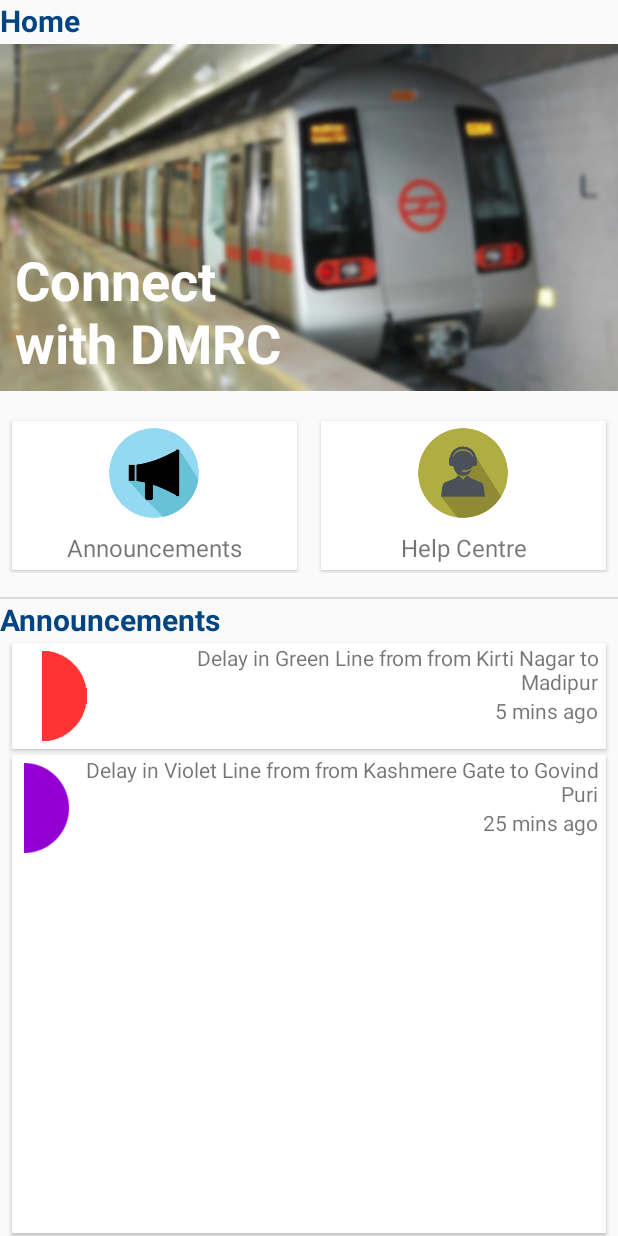
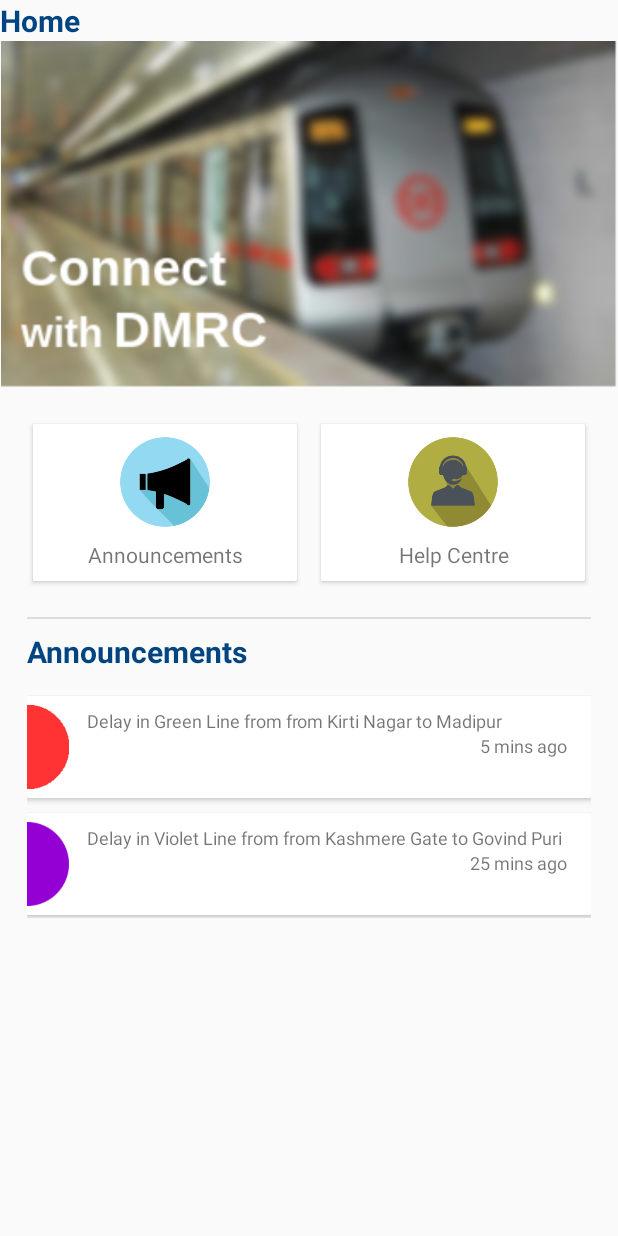
Before and after one commit to gupta-meghna64/DMRC-Connect, an Android app: the layout fragment_home.xml on its own in the app's theme, with its tools: preview values and no code run, on a phone screen of 412 x 824 dp. Run offline under Robolectric (Android 15) with nearby library versions, the phone set to English and light mode, and no system bars.

Commit message:
Home PAge layout improved

```diff
--- a/app/src/main/java/com/example/dmrcconnect/HomeFragment.java
+++ b/app/src/main/java/com/example/dmrcconnect/HomeFragment.java
@@ -4,6 +4,8 @@
 import android.view.LayoutInflater;
 import android.view.View;
 import android.view.ViewGroup;
+import android.widget.LinearLayout;
+import android.widget.TextView;
 
 import androidx.annotation.NonNull;
 import androidx.annotation.Nullable;
@@ -23,6 +25,19 @@
     @Override
     public void onViewCreated(@NonNull View view, @Nullable Bundle savedInstanceState) {
         super.onViewCreated(view, savedInstanceState);
+
+        LinearLayout actionBarLayout = getActivity().findViewById(R.id.action_bar);
+        AHBottomNavigation bottom_nav = getActivity().findViewById(R.id.bottom_navigation);
+        if(bottom_nav.getCurrentItem() == 1){
+            actionBarLayout.setVisibility(View.GONE);
+            TextView fragment_title_textview = view.findViewById(R.id.fragment_title);
+            fragment_title_textview.setVisibility(View.GONE);
+        }
+        else{
+            actionBarLayout.setVisibility(View.VISIBLE);
+        }
+
+
 
         CardView announcement_card = view.findViewById(R.id.announcement_card);
         announcement_card.setOnClickListener(new View.OnClickListener() {
--- a/app/src/main/res/layout/activity_main.xml
+++ b/app/src/main/res/layout/activity_main.xml
@@ -36,9 +36,6 @@
                 android:id="@+id/fragment_container"
                 android:layout_width="match_parent"
                 android:layout_height="wrap_content"
-                android:paddingLeft="18dp"
-                android:paddingTop="4dp"
-                android:paddingRight="18dp"
                 android:orientation="vertical"
                 android:layout_marginBottom="40dp">
 
--- a/app/src/main/res/layout/fragment_home.xml
+++ b/app/src/main/res/layout/fragment_home.xml
@@ -8,40 +8,33 @@
     <TextView
         android:layout_width="match_parent"
         android:layout_height="wrap_content"
+        android:id="@+id/fragment_title"
         android:text="Home"
         android:textStyle="bold"
         android:textColor="@color/colorPrimary"
         android:textSize="20sp" />
 
-    <RelativeLayout
+    <LinearLayout
         android:layout_width="match_parent"
-        android:layout_height="235dp">
+        android:layout_height="wrap_content"
+        android:clipToPadding="false">
 
         <ImageView
             android:id="@+id/myImageView"
-            android:layout_width="wrap_content"
-            android:layout_height="235dp"
-            android:src="@drawable/train" />
+            android:layout_width="match_parent"
+            android:layout_height="wrap_content"
+            android:adjustViewBounds="true"
+            android:src="@drawable/welcome_banner" />
 
-        <TextView
-            android:id="@+id/myImageViewText"
-            android:layout_width="200dp"
-            android:layout_height="wrap_content"
-            android:layout_alignLeft="@+id/myImageView"
-            android:layout_alignBottom="@+id/myImageView"
-            android:layout_margin="10dp"
-            android:text="Connect with DMRC"
-            android:textColor="#FFFFFF"
-            android:textSize="36sp"
-            android:textStyle="bold"
-            android:textAlignment="textStart"
-            android:layout_gravity="start" />
-    </RelativeLayout>
+    </LinearLayout>
 
     <LinearLayout
         android:layout_width="match_parent"
         android:layout_height="wrap_content"
         android:layout_marginTop="16dp"
+        android:paddingLeft="18dp"
+        android:paddingTop="4dp"
+        android:paddingRight="18dp"
         android:orientation="vertical"
         android:weightSum="1"
         android:paddingBottom="16dp">
@@ -62,10 +55,10 @@
                     android:layout_width="match_parent"
                     android:layout_height="wrap_content"
                     android:id="@+id/announcement_card"
-                    android:layout_marginLeft="8dp"
+                    android:layout_marginLeft="4dp"
                     android:layout_marginRight="8dp"
-                    android:layout_marginTop="2dp"
-                    android:layout_marginBottom="2dp"
+                    android:layout_marginTop="4dp"
+                    android:layout_marginBottom="4dp"
                     xmlns:card_view="http://schemas.android.com/apk/res-auto"
                     card_view:cardElevation="2dp"
                     card_view:cardCornerRadius="1dp"
@@ -76,7 +69,7 @@
                         android:layout_width="match_parent"
                         android:layout_height="wrap_content"
                         android:gravity="center"
-                        android:padding="4dp"
+                        android:padding="8dp"
                         android:orientation="vertical">
 
                         <ImageView
@@ -90,7 +83,8 @@
                             android:paddingTop="8dp"
                             android:textAlignment="center"
                             android:text="Announcements"
-                            android:textSize="16sp" />
+                            android:fontFamily="sans-serif"
+                            android:textSize="14sp" />
 
 
                     </LinearLayout>
@@ -109,9 +103,9 @@
                     android:layout_height="wrap_content"
                     android:id="@+id/help_centre_card"
                     android:layout_marginLeft="8dp"
-                    android:layout_marginRight="8dp"
-                    android:layout_marginTop="2dp"
-                    android:layout_marginBottom="2dp"
+                    android:layout_marginRight="4dp"
+                    android:layout_marginTop="4dp"
+                    android:layout_marginBottom="4dp"
                     xmlns:card_view="http://schemas.android.com/apk/res-auto"
                     card_view:cardElevation="2dp"
                     card_view:cardCornerRadius="1dp"
@@ -122,7 +116,7 @@
                         android:layout_width="match_parent"
                         android:layout_height="wrap_content"
                         android:gravity="center"
-                        android:padding="4dp"
+                        android:padding="8dp"
                         android:orientation="vertical">
 
                         <ImageView
@@ -135,21 +129,27 @@
                             android:layout_height="wrap_content"
                             android:paddingTop="8dp"
                             android:textAlignment="center"
+                            android:fontFamily="sans-serif"
                             android:text="Help Centre"
-                            android:textSize="16sp" />
+                            android:textSize="14sp" />
 
                     </LinearLayout>
 
                 </com.google.android.material.card.MaterialCardView>
 
+            </LinearLayout>
 
         </LinearLayout>
 
     </LinearLayout>
 
-
-
-    </LinearLayout>
+    <LinearLayout
+        android:layout_width="match_parent"
+        android:layout_height="wrap_content"
+        android:paddingLeft="18dp"
+        android:paddingTop="4dp"
+        android:paddingRight="18dp"
+        android:orientation="vertical" >
 
         <View
             android:id="@+id/divider"
@@ -161,7 +161,8 @@
             android:layout_width="wrap_content"
             android:layout_height="wrap_content"
             android:text="Announcements"
-
+            android:paddingTop="8dp"
+            android:paddingBottom="8dp"
             android:textStyle="bold"
             android:textColor="@color/colorPrimary"
             android:textSize="20sp" />
@@ -170,18 +171,15 @@
             android:layout_width="match_parent"
             android:layout_height="wrap_content"
             android:id="@+id/announcement_info_card"
-        android:layout_marginLeft="8dp"
-        android:layout_marginRight="8dp"
-        android:layout_marginTop="2dp"
+            android:layout_gravity="center"
+            android:layout_marginTop="8dp"
             android:layout_marginBottom="2dp"
-        xmlns:card_view="http://schemas.android.com/apk/res-auto"
-        card_view:cardElevation="2dp"
+            android:background="@android:color/white"
             card_view:cardCornerRadius="1dp"
-        android:layout_gravity="center"
-        android:background="@android:color/white">
+            card_view:cardElevation="2dp">
 
             <LinearLayout
-            android:layout_width="wrap_content"
+                android:layout_width="match_parent"
                 android:layout_height="wrap_content"
                 android:orientation="horizontal">
 
@@ -189,14 +187,16 @@
                     android:id="@+id/imageView"
                     android:layout_width="wrap_content"
                     android:layout_height="60dp"
-                android:layout_margin="5dp"
+                    android:layout_marginTop="4dp"
+                    android:layout_marginRight="4dp"
+                    android:layout_marginBottom="4dp"
                     android:layout_weight="1"
-                android:visibility="visible"
                     android:src="@drawable/line_red" />
 
                 <LinearLayout
                     android:layout_width="match_parent"
                     android:layout_height="match_parent"
+                    android:padding="8dp"
                     android:layout_weight="1"
                     android:orientation="vertical">
 
@@ -204,42 +204,38 @@
                         android:id="@+id/textView4"
                         android:layout_width="match_parent"
                         android:layout_height="wrap_content"
-                    android:layout_gravity="end"
-                    android:layout_marginEnd="5dp"
-                    android:layout_marginRight="5dp"
-                    android:text="Delay in Green Line from from Kirti Nagar to Madipur"
-                    android:textAlignment="textEnd" />
+                        android:textSize="12sp"
+                        android:text="Delay in Green Line from from Kirti Nagar to Madipur" />
 
                     <TextView
                         android:id="@+id/textView5"
                         android:layout_width="match_parent"
                         android:layout_height="wrap_content"
                         android:layout_gravity="end"
-                    android:layout_marginEnd="5dp"
-                    android:layout_marginRight="5dp"
+                        android:layout_marginRight="8dp"
+                        android:textSize="12sp"
                         android:text="5 mins ago"
                         android:textAlignment="textEnd" />
 
                 </LinearLayout>
 
             </LinearLayout>
+
         </androidx.cardview.widget.CardView>
 
         <androidx.cardview.widget.CardView
             android:id="@+id/announcement_info_card2"
             android:layout_width="match_parent"
-        android:layout_height="match_parent"
+            android:layout_height="wrap_content"
             android:layout_gravity="center"
-        android:layout_marginLeft="8dp"
-        android:layout_marginTop="2dp"
-        android:layout_marginRight="8dp"
+            android:layout_marginTop="8dp"
             android:layout_marginBottom="2dp"
             android:background="@android:color/white"
             card_view:cardCornerRadius="1dp"
             card_view:cardElevation="2dp">
 
             <LinearLayout
-            android:layout_width="wrap_content"
+                android:layout_width="match_parent"
                 android:layout_height="wrap_content"
                 android:orientation="horizontal">
 
@@ -247,7 +243,9 @@
                     android:id="@+id/imageView2"
                     android:layout_width="wrap_content"
                     android:layout_height="60dp"
-                android:layout_margin="5dp"
+                    android:layout_marginTop="4dp"
+                    android:layout_marginRight="4dp"
+                    android:layout_marginBottom="4dp"
                     android:layout_weight="1"
                     android:src="@drawable/line_violet"
                     android:visibility="visible" />
@@ -256,31 +254,34 @@
                     android:layout_width="match_parent"
                     android:layout_height="match_parent"
                     android:layout_weight="1"
+                    android:padding="8dp"
                     android:orientation="vertical">
 
                     <TextView
                         android:id="@+id/textView7"
                         android:layout_width="match_parent"
                         android:layout_height="wrap_content"
-                    android:layout_gravity="end"
-                    android:layout_marginEnd="5dp"
-                    android:layout_marginRight="5dp"
-                    android:text="Delay in Violet Line from from Kashmere Gate to Govind Puri"
-                    android:textAlignment="textEnd" />
+                        android:textSize="12sp"
+                        android:text="Delay in Violet Line from from Kashmere Gate to Govind Puri" />
 
                     <TextView
                         android:id="@+id/textView6"
                         android:layout_width="match_parent"
                         android:layout_height="wrap_content"
                         android:layout_gravity="end"
-                    android:layout_marginEnd="5dp"
-                    android:layout_marginRight="5dp"
+                        android:textSize="12sp"
+                        android:layout_marginRight="8dp"
                         android:text="25 mins ago"
                         android:textAlignment="textEnd" />
 
                 </LinearLayout>
 
             </LinearLayout>
+
         </androidx.cardview.widget.CardView>
 
     </LinearLayout>
+
+
+
+</LinearLayout>
```
Also changed, not shown: app/src/main/res/drawable/welcome_banner.png (added). Lines whose indentation alone changed are shown as unchanged.
